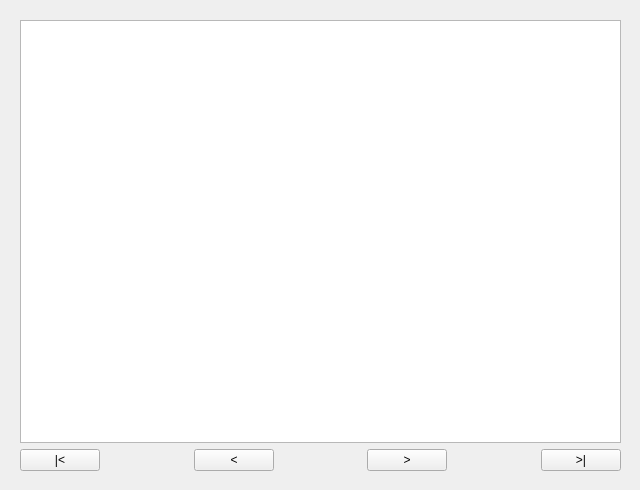
This is DBProcess/mywidget.ui in TommyZhang936/MyQTP as Qt 5 draws it before an edit. The edited form follows.
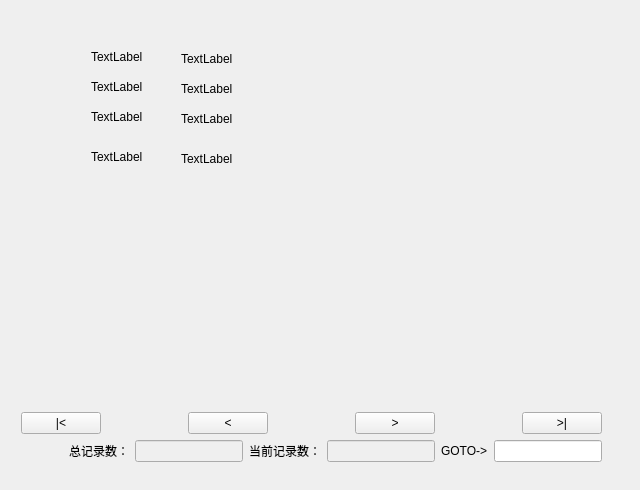
This is the edited form.

Diff of the .ui file:
```diff
--- a/DBProcess/mywidget.ui
+++ b/DBProcess/mywidget.ui
@@ -10,21 +10,144 @@
     <height>490</height>
    </rect>
   </property>
+  <property name="sizePolicy">
+   <sizepolicy hsizetype="Expanding" vsizetype="Expanding">
+    <horstretch>0</horstretch>
+    <verstretch>0</verstretch>
+   </sizepolicy>
+  </property>
   <property name="windowTitle">
    <string>Form</string>
   </property>
   <widget class="QWidget" name="">
    <property name="geometry">
     <rect>
-     <x>20</x>
-     <y>20</y>
-     <width>601</width>
-     <height>451</height>
+     <x>21</x>
+     <y>1</y>
+     <width>581</width>
+     <height>461</height>
     </rect>
    </property>
    <layout class="QVBoxLayout" name="verticalLayout">
     <item>
-     <widget class="QTableView" name="tableView"/>
+     <widget class="QWidget" name="widget" native="true">
+      <property name="sizePolicy">
+       <sizepolicy hsizetype="Preferred" vsizetype="Expanding">
+        <horstretch>0</horstretch>
+        <verstretch>6</verstretch>
+       </sizepolicy>
+      </property>
+      <property name="minimumSize">
+       <size>
+        <width>0</width>
+        <height>380</height>
+       </size>
+      </property>
+      <widget class="QLabel" name="label">
+       <property name="geometry">
+        <rect>
+         <x>70</x>
+         <y>50</y>
+         <width>54</width>
+         <height>12</height>
+        </rect>
+       </property>
+       <property name="text">
+        <string>TextLabel</string>
+       </property>
+      </widget>
+      <widget class="QLabel" name="label_r1">
+       <property name="geometry">
+        <rect>
+         <x>160</x>
+         <y>50</y>
+         <width>391</width>
+         <height>16</height>
+        </rect>
+       </property>
+       <property name="text">
+        <string>TextLabel</string>
+       </property>
+      </widget>
+      <widget class="QLabel" name="label_3">
+       <property name="geometry">
+        <rect>
+         <x>70</x>
+         <y>80</y>
+         <width>54</width>
+         <height>12</height>
+        </rect>
+       </property>
+       <property name="text">
+        <string>TextLabel</string>
+       </property>
+      </widget>
+      <widget class="QLabel" name="label_r2">
+       <property name="geometry">
+        <rect>
+         <x>160</x>
+         <y>80</y>
+         <width>401</width>
+         <height>16</height>
+        </rect>
+       </property>
+       <property name="text">
+        <string>TextLabel</string>
+       </property>
+      </widget>
+      <widget class="QLabel" name="label_5">
+       <property name="geometry">
+        <rect>
+         <x>70</x>
+         <y>110</y>
+         <width>54</width>
+         <height>12</height>
+        </rect>
+       </property>
+       <property name="text">
+        <string>TextLabel</string>
+       </property>
+      </widget>
+      <widget class="QLabel" name="label_r3">
+       <property name="geometry">
+        <rect>
+         <x>160</x>
+         <y>110</y>
+         <width>391</width>
+         <height>16</height>
+        </rect>
+       </property>
+       <property name="text">
+        <string>TextLabel</string>
+       </property>
+      </widget>
+      <widget class="QLabel" name="label_7">
+       <property name="geometry">
+        <rect>
+         <x>70</x>
+         <y>150</y>
+         <width>54</width>
+         <height>12</height>
+        </rect>
+       </property>
+       <property name="text">
+        <string>TextLabel</string>
+       </property>
+      </widget>
+      <widget class="QLabel" name="label_r4">
+       <property name="geometry">
+        <rect>
+         <x>160</x>
+         <y>150</y>
+         <width>421</width>
+         <height>16</height>
+        </rect>
+       </property>
+       <property name="text">
+        <string>TextLabel</string>
+       </property>
+      </widget>
+     </widget>
     </item>
     <item>
      <layout class="QHBoxLayout" name="horizontalLayout">
@@ -97,6 +220,61 @@
       </item>
      </layout>
     </item>
+    <item>
+     <layout class="QHBoxLayout" name="horizontalLayout_2">
+      <item>
+       <spacer name="horizontalSpacer_4">
+        <property name="orientation">
+         <enum>Qt::Horizontal</enum>
+        </property>
+        <property name="sizeHint" stdset="0">
+         <size>
+          <width>40</width>
+          <height>20</height>
+         </size>
+        </property>
+       </spacer>
+      </item>
+      <item>
+       <widget class="QLabel" name="label_2">
+        <property name="text">
+         <string>总记录数：</string>
+        </property>
+       </widget>
+      </item>
+      <item>
+       <widget class="QLineEdit" name="lineEdit_all">
+        <property name="enabled">
+         <bool>false</bool>
+        </property>
+       </widget>
+      </item>
+      <item>
+       <widget class="QLabel" name="label_6">
+        <property name="text">
+         <string>当前记录数：</string>
+        </property>
+       </widget>
+      </item>
+      <item>
+       <widget class="QLineEdit" name="lineEdit_cu">
+        <property name="enabled">
+         <bool>false</bool>
+        </property>
+       </widget>
+      </item>
+      <item>
+       <widget class="QLabel" name="label_8">
+        <property name="text">
+         <string>GOTO-&gt;</string>
+        </property>
+       </widget>
+      </item>
+      <item>
+       <widget class="QLineEdit" name="lineEdit_Seek"/>
+      </item>
+     </layout>
+    </item>
    </layout>
   </widget>
  </widget>
```
Left out of the diff: 8 changed lines with no effect on the pictures.
